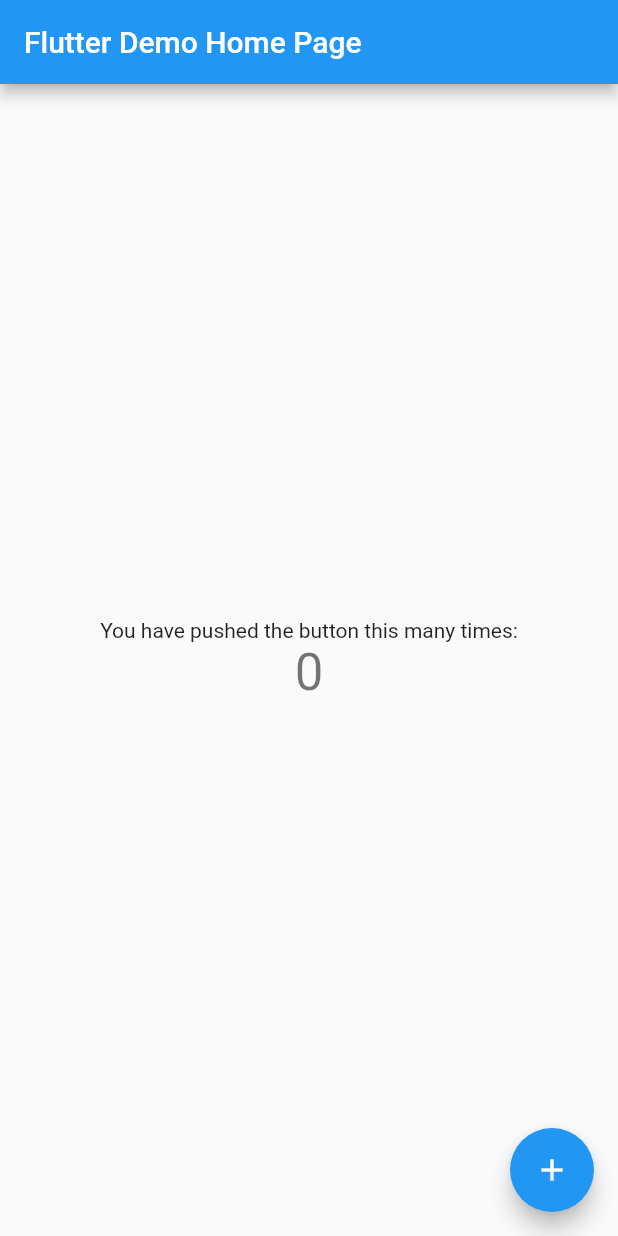
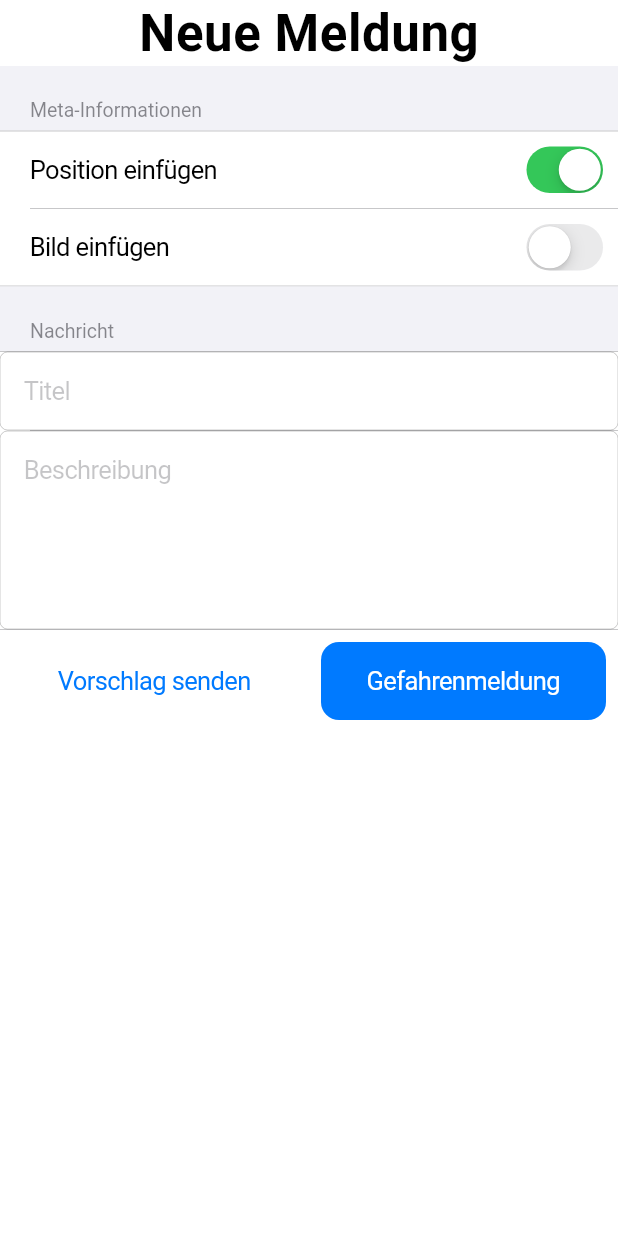
Before and after one commit to scherben-boot/Mockup.Mail, a Flutter app: the screen it shows after launch, on a phone screen of 412 x 824 dp. Run offline on Flutter 3.47's test engine with Material 2 defaults, Android fonts, the light colour scheme and no system bars; our stand-ins replace image_picker, kiwi.

Commit message:
created UI

```diff
--- a/lib/main.dart
+++ b/lib/main.dart
@@ -1,113 +1,20 @@
+import 'package:flutter/cupertino.dart';
 import 'package:flutter/material.dart';
+import 'package:mockup_mail/dependency_injection/container.dart';
+import 'package:mockup_mail/services/services.module.dart';
+import 'package:mockup_mail/views/reporting_page.dart';
 
 void main() {
+  container.addModule(ServicesModule());
   runApp(MyApp());
 }
 
 class MyApp extends StatelessWidget {
-  // This widget is the root of your application.
   @override
   Widget build(BuildContext context) {
-    return MaterialApp(
-      title: 'Flutter Demo',
-      theme: ThemeData(
-        // This is the theme of your application.
-        //
-        // Try running your application with "flutter run". You'll see the
-        // application has a blue toolbar. Then, without quitting the app, try
-        // changing the primarySwatch below to Colors.green and then invoke
-        // "hot reload" (press "r" in the console where you ran "flutter run",
-        // or simply save your changes to "hot reload" in a Flutter IDE).
-        // Notice that the counter didn't reset back to zero; the application
-        // is not restarted.
-        primarySwatch: Colors.blue,
-      ),
-      home: MyHomePage(title: 'Flutter Demo Home Page'),
+    return CupertinoApp(
+      theme: const CupertinoThemeData(brightness: Brightness.light),
+      home: ReportingPage(),
     );
   }
 }
-
-class MyHomePage extends StatefulWidget {
-  MyHomePage({Key? key, required this.title}) : super(key: key);
-
-  // This widget is the home page of your application. It is stateful, meaning
-  // that it has a State object (defined below) that contains fields that affect
-  // how it looks.
-
-  // This class is the configuration for the state. It holds the values (in this
-  // case the title) provided by the parent (in this case the App widget) and
-  // used by the build method of the State. Fields in a Widget subclass are
-  // always marked "final".
-
-  final String title;
-
-  @override
-  _MyHomePageState createState() => _MyHomePageState();
-}
-
-class _MyHomePageState extends State<MyHomePage> {
-  int _counter = 0;
-
-  void _incrementCounter() {
-    setState(() {
-      // This call to setState tells the Flutter framework that something has
-      // changed in this State, which causes it to rerun the build method below
-      // so that the display can reflect the updated values. If we changed
-      // _counter without calling setState(), then the build method would not be
-      // called again, and so nothing would appear to happen.
-      _counter++;
-    });
-  }
-
-  @override
-  Widget build(BuildContext context) {
-    // This method is rerun every time setState is called, for instance as done
-    // by the _incrementCounter method above.
-    //
-    // The Flutter framework has been optimized to make rerunning build methods
-    // fast, so that you can just rebuild anything that needs updating rather
-    // than having to individually change instances of widgets.
-    return Scaffold(
-      appBar: AppBar(
-        // Here we take the value from the MyHomePage object that was created by
-        // the App.build method, and use it to set our appbar title.
-        title: Text(widget.title),
-      ),
-      body: Center(
-        // Center is a layout widget. It takes a single child and positions it
-        // in the middle of the parent.
-        child: Column(
-          // Column is also a layout widget. It takes a list of children and
-          // arranges them vertically. By default, it sizes itself to fit its
-          // children horizontally, and tries to be as tall as its parent.
-          //
-          // Invoke "debug painting" (press "p" in the console, choose the
-          // "Toggle Debug Paint" action from the Flutter Inspector in Android
-          // Studio, or the "Toggle Debug Paint" command in Visual Studio Code)
-          // to see the wireframe for each widget.
-          //
-          // Column has various properties to control how it sizes itself and
-          // how it positions its children. Here we use mainAxisAlignment to
-          // center the children vertically; the main axis here is the vertical
-          // axis because Columns are vertical (the cross axis would be
-          // horizontal).
-          mainAxisAlignment: MainAxisAlignment.center,
-          children: <Widget>[
-            Text(
-              'You have pushed the button this many times:',
-            ),
-            Text(
-              '$_counter',
-              style: Theme.of(context).textTheme.headline4,
-            ),
-          ],
-        ),
-      ),
-      floatingActionButton: FloatingActionButton(
-        onPressed: _incrementCounter,
-        tooltip: 'Increment',
-        child: Icon(Icons.add),
-      ), // This trailing comma makes auto-formatting nicer for build methods.
-    );
-  }
-}
--- a/lib/views/reporting_page.dart
+++ b/lib/views/reporting_page.dart
@@ -0,0 +1,109 @@
+import 'package:flutter/cupertino.dart';
+import 'package:flutter/widgets.dart';
+import 'package:image_picker/image_picker.dart';
+
+class ReportingPage extends StatefulWidget {
+  const ReportingPage({Key? key}) : super(key: key);
+
+  @override
+  _ReportingPageState createState() => _ReportingPageState();
+}
+
+class _ReportingPageState extends State<ReportingPage> {
+  bool _includeLocation = true;
+  String? _imagePath;
+  String? _title;
+
+  Future<void> _updateImagePath(bool includeImage) async {
+    if (!includeImage) {
+      setState(() {
+        _imagePath = null;
+      });
+      return;
+    }
+    final picker = ImagePicker();
+    PickedFile? pick = await picker.getImage(source: ImageSource.camera);
+    if (pick != null) {
+      setState(() {
+        _imagePath = pick.path;
+      });
+    }
+  }
+
+  @override
+  Widget build(BuildContext context) {
+    return CupertinoPageScaffold(
+        navigationBar: CupertinoNavigationBar(
+          middle: Text(
+            "Neue Meldung",
+            style: CupertinoTheme.of(context).textTheme.navLargeTitleTextStyle,
+          ),
+        ),
+        child: SafeArea(
+          child: Center(
+            child: Column(
+              children: [
+                CupertinoFormSection(
+                  header: Text("Meta-Informationen"),
+                  children: [
+                    CupertinoFormRow(
+                      child: CupertinoSwitch(
+                        value: _includeLocation,
+                        onChanged: (includeLocation) =>
+                            setState(() => _includeLocation = includeLocation),
+                      ),
+                      prefix: Text("Position einfügen"),
+                    ),
+                    CupertinoFormRow(
+                      child: CupertinoSwitch(
+                        value: _imagePath != null,
+                        onChanged: (includeImage) =>
+                            _updateImagePath(includeImage),
+                      ),
+                      prefix: Text("Bild einfügen"),
+                    ),
+                  ],
+                ),
+                CupertinoFormSection(
+                  header: Text("Nachricht"),
+                  children: [
+                    CupertinoTextField(
+                      padding: EdgeInsets.all(16.0),
+                      placeholder: "Titel",
+                    ),
+                    CupertinoTextField(
+                      padding: EdgeInsets.all(16.0),
+                      minLines: 5,
+                      maxLines: null,
+                      placeholder: "Beschreibung",
+                    )
+                  ],
+                ),
+                Row(
+                  children: [
+                    Expanded(
+                      child: Padding(
+                        padding: const EdgeInsets.all(8.0),
+                        child: CupertinoButton(
+                          child: Text("Vorschlag senden"),
+                          onPressed: () {},
+                        ),
+                      ),
+                    ),
+                    Expanded(
+                      child: Padding(
+                        padding: const EdgeInsets.all(8.0),
+                        child: CupertinoButton.filled(
+                          child: Text("Gefahrenmeldung"),
+                          onPressed: () {},
+                        ),
+                      ),
+                    ),
+                  ],
+                ),
+              ],
+            ),
+          ),
+        ));
+  }
+}
--- a/pubspec.yaml
+++ b/pubspec.yaml
@@ -12,6 +12,7 @@
     sdk: flutter
   cupertino_icons: ^1.0.2
   kiwi: ^3.0.0
+  image_picker: ^0.8.3
   location: ^4.3.0
 
 dev_dependencies:
```
Also changed, not shown: pubspec.lock, 4 other files.
